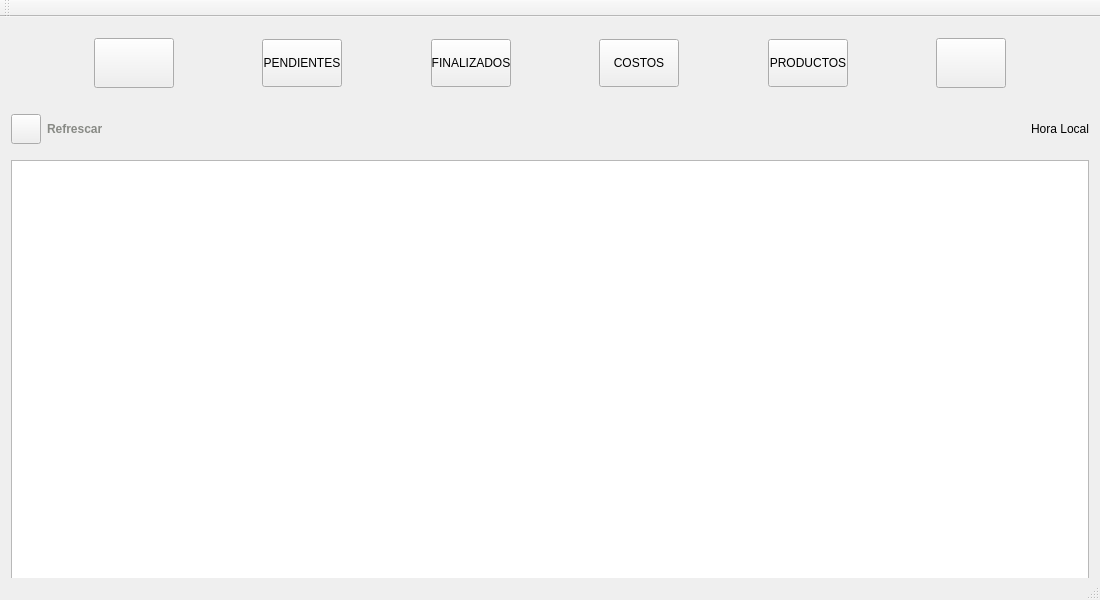
First picture: the form in gestor.ui, repository Julian-guillermo-zapata-rugeles/gestor-pedidos-c-plus-plus, before the edit.
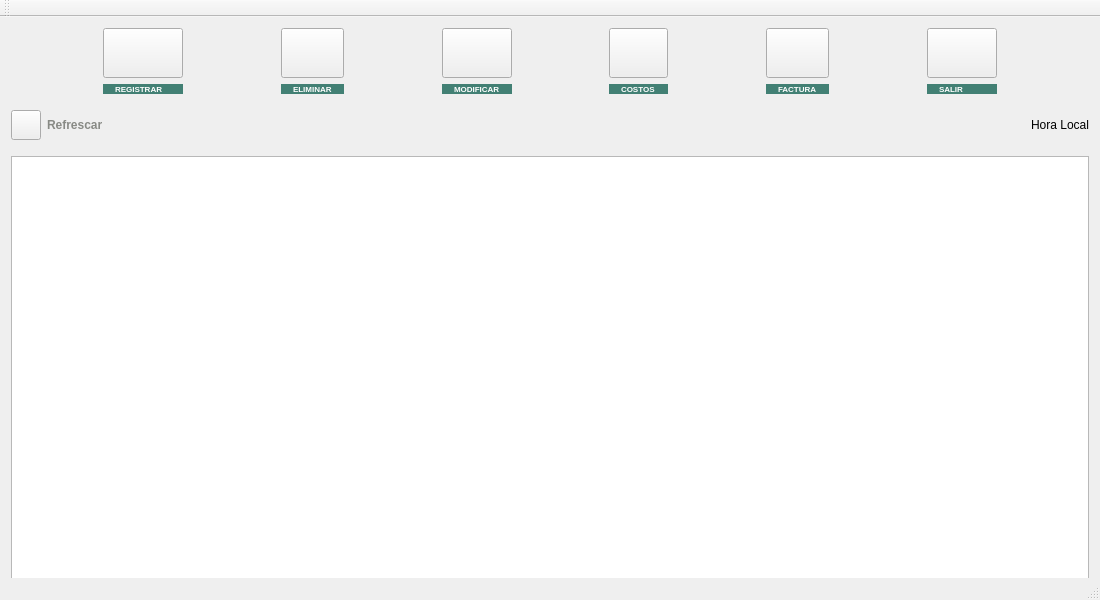
Second picture: the form after the edit. Icons and pictures are not drawn.

Commit message: se añadió elementos visuales así como organización en layout del menú

```diff
--- a/gestor.ui
+++ b/gestor.ui
@@ -142,11 +142,14 @@
     </item>
     <item row="0" column="0">
      <layout class="QVBoxLayout" name="verticalLayout">
+      <property name="spacing">
+       <number>1</number>
+      </property>
       <property name="topMargin">
-       <number>10</number>
+       <number>0</number>
       </property>
       <property name="bottomMargin">
-       <number>10</number>
+       <number>0</number>
       </property>
       <item>
        <layout class="QHBoxLayout" name="horizontalLayout">
@@ -164,6 +167,11 @@
          </spacer>
         </item>
         <item>
+         <layout class="QVBoxLayout" name="verticalLayout_2">
+          <property name="rightMargin">
+           <number>0</number>
+          </property>
+          <item>
          <widget class="QPushButton" name="btn_nuevo">
           <property name="minimumSize">
            <size>
@@ -187,6 +195,24 @@
          </widget>
         </item>
         <item>
+           <widget class="QLabel" name="label_2">
+            <property name="styleSheet">
+             <string notr="true">background-color: rgb(66, 128, 116);
+color:white;
+font:bold;
+padding-left:10px;
+padding-right:10px;
+font-size:8px;
+text-align:</string>
+            </property>
+            <property name="text">
+             <string>REGISTRAR</string>
+            </property>
+           </widget>
+          </item>
+         </layout>
+        </item>
+        <item>
          <spacer name="horizontalSpacer_3">
           <property name="orientation">
            <enum>Qt::Horizontal</enum>
@@ -200,15 +226,47 @@
          </spacer>
         </item>
         <item>
+         <layout class="QVBoxLayout" name="verticalLayout_3">
+          <property name="rightMargin">
+           <number>0</number>
+          </property>
+          <property name="bottomMargin">
+           <number>0</number>
+          </property>
+          <item>
          <widget class="QPushButton" name="btn_pendiente">
+            <property name="minimumSize">
+             <size>
+              <width>50</width>
+              <height>50</height>
+             </size>
+            </property>
           <property name="styleSheet">
            <string notr="true">width:20%;
-height:40px;</string>
+border-image: url(:/recursos/eliminar.png);</string>
           </property>
           <property name="text">
-           <string>PENDIENTES</string>
-          </property>
-         </widget>
+             <string/>
+            </property>
+           </widget>
+          </item>
+          <item>
+           <widget class="QLabel" name="label_3">
+            <property name="styleSheet">
+             <string notr="true">background-color: rgb(66, 128, 116);
+color:white;
+font:bold;
+padding-left:10px;
+padding-right:10px;
+font-size:8px;
+text-align:</string>
+            </property>
+            <property name="text">
+             <string>ELIMINAR</string>
+            </property>
+           </widget>
+          </item>
+         </layout>
         </item>
         <item>
          <spacer name="horizontalSpacer_4">
@@ -224,15 +282,44 @@
          </spacer>
         </item>
         <item>
+         <layout class="QVBoxLayout" name="verticalLayout_4">
+          <property name="rightMargin">
+           <number>0</number>
+          </property>
+          <item>
          <widget class="QPushButton" name="btn_finalizados">
+            <property name="minimumSize">
+             <size>
+              <width>50</width>
+              <height>50</height>
+             </size>
+            </property>
           <property name="styleSheet">
            <string notr="true">width:20%;
-height:40px;</string>
+border-image: url(:/recursos/modificar.png);</string>
           </property>
           <property name="text">
-           <string>FINALIZADOS</string>
-          </property>
-         </widget>
+             <string/>
+            </property>
+           </widget>
+          </item>
+          <item>
+           <widget class="QLabel" name="label_4">
+            <property name="styleSheet">
+             <string notr="true">background-color: rgb(66, 128, 116);
+color:white;
+font:bold;
+padding-left:10px;
+padding-right:10px;
+font-size:8px;
+text-align:</string>
+            </property>
+            <property name="text">
+             <string>MODIFICAR</string>
+            </property>
+           </widget>
+          </item>
+         </layout>
         </item>
         <item>
          <spacer name="horizontalSpacer_5">
@@ -248,16 +335,46 @@
          </spacer>
         </item>
         <item>
+         <layout class="QVBoxLayout" name="verticalLayout_5">
+          <property name="rightMargin">
+           <number>0</number>
+          </property>
+          <item>
          <widget class="QPushButton" name="btn_costos">
+            <property name="minimumSize">
+             <size>
+              <width>50</width>
+              <height>50</height>
+             </size>
+            </property>
           <property name="styleSheet">
            <string notr="true">width:20%;
-height:40px;</string>
+border-image: url(:/recursos/costos.png);</string>
+            </property>
+            <property name="text">
+             <string/>
+            </property>
+           </widget>
+          </item>
+          <item>
+           <widget class="QLabel" name="label_5">
+            <property name="styleSheet">
+             <string notr="true">background-color: rgb(66, 128, 116);
+color:white;
+font:bold;
+padding-left:10px;
+padding-right:10px;
+font-size:8px;
+text-align:center;
+border-radius:10px;</string>
           </property>
           <property name="text">
            <string>COSTOS</string>
           </property>
          </widget>
         </item>
+         </layout>
+        </item>
         <item>
          <spacer name="horizontalSpacer_6">
           <property name="orientation">
@@ -272,15 +389,45 @@
          </spacer>
         </item>
         <item>
+         <layout class="QVBoxLayout" name="verticalLayout_6">
+          <property name="rightMargin">
+           <number>0</number>
+          </property>
+          <item>
          <widget class="QPushButton" name="btn_productos">
+            <property name="minimumSize">
+             <size>
+              <width>50</width>
+              <height>50</height>
+             </size>
+            </property>
           <property name="styleSheet">
            <string notr="true">width:20%;
-height:40px;</string>
+border-image: url(:/recursos/facturar.png);</string>
           </property>
           <property name="text">
-           <string>PRODUCTOS</string>
-          </property>
-         </widget>
+             <string/>
+            </property>
+           </widget>
+          </item>
+          <item>
+           <widget class="QLabel" name="label_6">
+            <property name="styleSheet">
+             <string notr="true">background-color: rgb(66, 128, 116);
+color:white;
+font:bold;
+padding-left:10px;
+padding-right:10px;
+font-size:8px;
+text-align:center;
+border-radius:10px;</string>
+            </property>
+            <property name="text">
+             <string>FACTURA</string>
+            </property>
+           </widget>
+          </item>
+         </layout>
         </item>
         <item>
          <spacer name="horizontalSpacer_7">
@@ -296,6 +443,11 @@
          </spacer>
         </item>
         <item>
+         <layout class="QVBoxLayout" name="verticalLayout_7">
+          <property name="rightMargin">
+           <number>0</number>
+          </property>
+          <item>
          <widget class="QPushButton" name="btn_salir">
           <property name="minimumSize">
            <size>
@@ -318,6 +470,25 @@
            <string/>
           </property>
          </widget>
+          </item>
+          <item>
+           <widget class="QLabel" name="label_7">
+            <property name="styleSheet">
+             <string notr="true">background-color: rgb(66, 128, 116);
+color:white;
+font:bold;
+padding-left:10px;
+padding-right:10px;
+font-size:8px;
+text-align:center;
+border-radius:10px;</string>
+            </property>
+            <property name="text">
+             <string>SALIR</string>
+            </property>
+           </widget>
+          </item>
+         </layout>
         </item>
         <item>
          <spacer name="horizontalSpacer_2">
```
Lines whose indentation alone changed are shown as unchanged. The commit also changes 5 other files.
